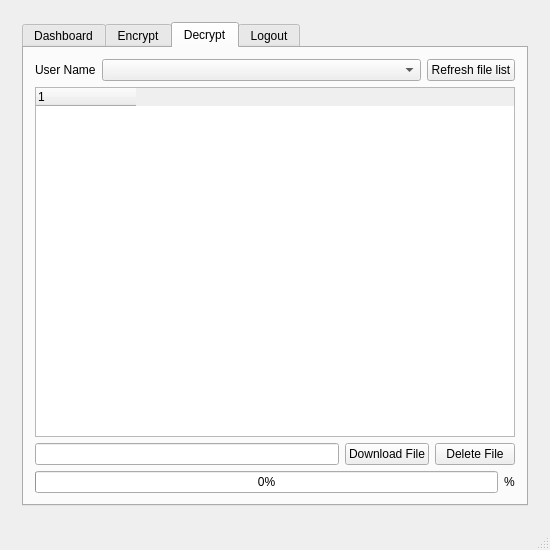
Qt form Forms/mainwindow.ui (nickgalante/CorbeClient) before a commit.
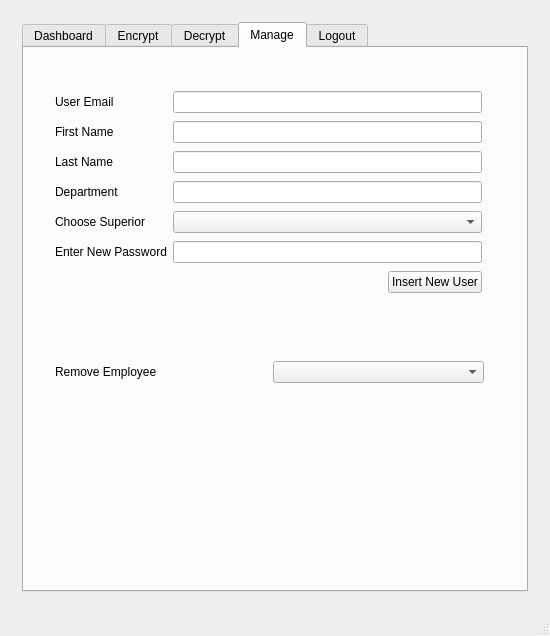
The same form after that commit.

Commit message: Checks if token is valid before download. Insert a new employee functionality

```diff
--- a/Forms/mainwindow.ui
+++ b/Forms/mainwindow.ui
@@ -7,7 +7,7 @@
     <x>0</x>
     <y>0</y>
     <width>550</width>
-    <height>550</height>
+    <height>636</height>
    </rect>
   </property>
   <property name="minimumSize">
@@ -160,7 +160,7 @@
         <item>
          <widget class="QTabWidget" name="tabWidget">
           <property name="currentIndex">
-           <number>2</number>
+           <number>3</number>
           </property>
           <widget class="QWidget" name="Dashboard">
            <attribute name="title">
@@ -391,6 +391,129 @@
             </item>
            </layout>
           </widget>
+          <widget class="QWidget" name="ManageUsers">
+           <attribute name="title">
+            <string>Manage</string>
+           </attribute>
+           <widget class="QWidget" name="gridLayoutWidget">
+            <property name="geometry">
+             <rect>
+              <x>20</x>
+              <y>30</y>
+              <width>449</width>
+              <height>231</height>
+             </rect>
+            </property>
+            <layout class="QGridLayout" name="gridLayout_3">
+             <item row="5" column="1">
+              <widget class="QLineEdit" name="newUserPassword"/>
+             </item>
+             <item row="0" column="0">
+              <widget class="QLabel" name="newUserEmailLabel">
+               <property name="text">
+                <string>User Email</string>
+               </property>
+              </widget>
+             </item>
+             <item row="2" column="1">
+              <widget class="QLineEdit" name="newUserLastName"/>
+             </item>
+             <item row="1" column="0">
+              <widget class="QLabel" name="newUserFNameLabel">
+               <property name="text">
+                <string>First Name</string>
+               </property>
+              </widget>
+             </item>
+             <item row="4" column="1">
+              <widget class="QComboBox" name="newUserSuperior"/>
+             </item>
+             <item row="2" column="0">
+              <widget class="QLabel" name="newUserLNameLabel">
+               <property name="text">
+                <string>Last Name</string>
+               </property>
+              </widget>
+             </item>
+             <item row="5" column="0">
+              <widget class="QLabel" name="newPasswordLabel">
+               <property name="text">
+                <string>Enter New Password</string>
+               </property>
+              </widget>
+             </item>
+             <item row="4" column="0">
+              <widget class="QLabel" name="superiorLabel">
+               <property name="text">
+                <string>Choose Superior</string>
+               </property>
+              </widget>
+             </item>
+             <item row="1" column="1">
+              <widget class="QLineEdit" name="newUserFirstName"/>
+             </item>
+             <item row="3" column="1">
+              <widget class="QLineEdit" name="newUserDepartment"/>
+             </item>
+             <item row="3" column="0">
+              <widget class="QLabel" name="newUserDeptLabel">
+               <property name="text">
+                <string>Department</string>
+               </property>
+              </widget>
+             </item>
+             <item row="0" column="1">
+              <widget class="QLineEdit" name="newUserEmail"/>
+             </item>
+             <item row="6" column="1">
+              <layout class="QHBoxLayout" name="horizontalLayout_2">
+               <item>
+                <spacer name="horizontalSpacer">
+                 <property name="orientation">
+                  <enum>Qt::Horizontal</enum>
+                 </property>
+                 <property name="sizeHint" stdset="0">
+                  <size>
+                   <width>40</width>
+                   <height>20</height>
+                  </size>
+                 </property>
+                </spacer>
+               </item>
+               <item>
+                <widget class="QPushButton" name="insertUserButton">
+                 <property name="text">
+                  <string>Insert New User</string>
+                 </property>
+                </widget>
+               </item>
+              </layout>
+             </item>
+            </layout>
+           </widget>
+           <widget class="QWidget" name="gridLayoutWidget_2">
+            <property name="geometry">
+             <rect>
+              <x>20</x>
+              <y>289</y>
+              <width>451</width>
+              <height>71</height>
+             </rect>
+            </property>
+            <layout class="QGridLayout" name="gridLayout_5">
+             <item row="0" column="0">
+              <widget class="QLabel" name="label_2">
+               <property name="text">
+                <string>Remove Employee</string>
+               </property>
+              </widget>
+             </item>
+             <item row="0" column="1">
+              <widget class="QComboBox" name="comboBox"/>
+             </item>
+            </layout>
+           </widget>
+          </widget>
           <widget class="QWidget" name="Logout">
            <attribute name="title">
             <string>Logout</string>
```
Left out of the diff: 13 changed lines with no effect on the pictures. The commit also changes 6 other files.
